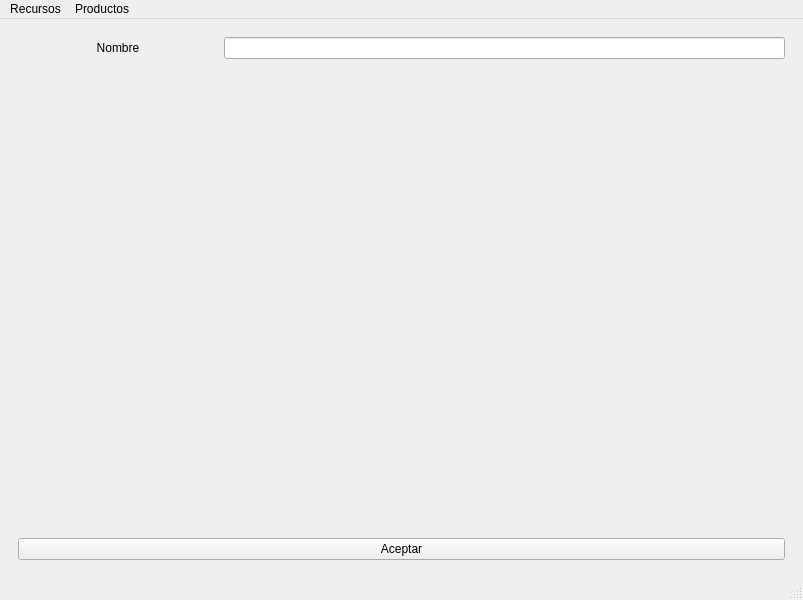
This is velas/view/uis/startingWindow.ui in IngErnestoAlvarez/candles as Qt 5 draws it before an edit. The edited form follows.
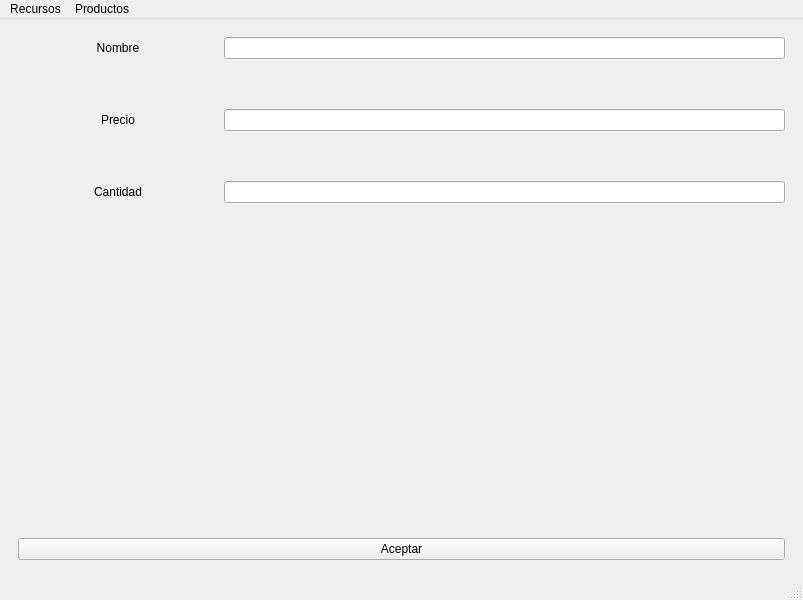
This is the edited form. The open tabs and pages were chosen to show the change.

Commit message: Seguimos con la creación del recurso

Diff of the .ui file:
```diff
--- a/velas/view/uis/startingWindow.ui
+++ b/velas/view/uis/startingWindow.ui
@@ -38,6 +38,18 @@
       <widget class="QWidget" name="Inicial"/>
       <widget class="QWidget" name="newRecurso">
        <layout class="QFormLayout" name="formLayout">
+        <property name="labelAlignment">
+         <set>Qt::AlignCenter</set>
+        </property>
+        <property name="formAlignment">
+         <set>Qt::AlignCenter</set>
+        </property>
+        <property name="horizontalSpacing">
+         <number>6</number>
+        </property>
+        <property name="verticalSpacing">
+         <number>50</number>
+        </property>
         <item row="0" column="0">
          <widget class="QLabel" name="label_nombre_newRecurso">
           <property name="minimumSize">
@@ -57,26 +69,67 @@
         <item row="0" column="1">
          <widget class="QLineEdit" name="lineEdit_nombre_newRecurso"/>
         </item>
-        <item row="2" column="0" colspan="2">
+        <item row="4" column="0" colspan="2">
          <widget class="QPushButton" name="button_newRecurso">
           <property name="text">
            <string>Aceptar</string>
           </property>
          </widget>
         </item>
-        <item row="1" column="0" colspan="2">
+        <item row="3" column="0" colspan="2">
          <spacer name="verticalSpacer">
           <property name="orientation">
            <enum>Qt::Vertical</enum>
           </property>
+          <property name="sizeType">
+           <enum>QSizePolicy::Expanding</enum>
+          </property>
           <property name="sizeHint" stdset="0">
            <size>
             <width>20</width>
-            <height>40</height>
+            <height>300</height>
            </size>
           </property>
          </spacer>
         </item>
+        <item row="1" column="1">
+         <widget class="QLineEdit" name="lineEdit_precio_newRecurso"/>
+        </item>
+        <item row="1" column="0">
+         <widget class="QLabel" name="label_precio_newRecurso">
+          <property name="minimumSize">
+           <size>
+            <width>200</width>
+            <height>0</height>
+           </size>
+          </property>
+          <property name="text">
+           <string>Precio</string>
+          </property>
+          <property name="alignment">
+           <set>Qt::AlignCenter</set>
+          </property>
+         </widget>
+        </item>
+        <item row="2" column="0">
+         <widget class="QLabel" name="label_cantidad_newRecurso">
+          <property name="minimumSize">
+           <size>
+            <width>200</width>
+            <height>0</height>
+           </size>
+          </property>
+          <property name="text">
+           <string>Cantidad</string>
+          </property>
+          <property name="alignment">
+           <set>Qt::AlignCenter</set>
+          </property>
+         </widget>
+        </item>
+        <item row="2" column="1">
+         <widget class="QLineEdit" name="lineEdit_cantidad_newRecurso"/>
+        </item>
        </layout>
       </widget>
      </widget>
```
The commit also changes 4 other files.
